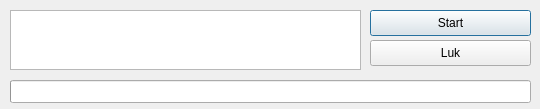
Before: the Qt Designer form buildtools/ui/get_customers_http_dialog.ui in fhdk/eordre2, drawn with Qt 5.
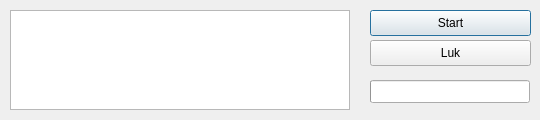
After: the same form once the commit is applied.

```diff
--- a/buildtools/ui/get_customers_http_dialog.ui
+++ b/buildtools/ui/get_customers_http_dialog.ui
@@ -7,31 +7,24 @@
                 <x>0</x>
                 <y>0</y>
                 <width>540</width>
-                <height>109</height>
+    <height>120</height>
             </rect>
         </property>
         <property name="windowTitle">
             <string>Kunde import fra server</string>
         </property>
-        <widget class="QListWidget" name="itemList">
+  <widget class="QProgressBar" name="progressBar">
             <property name="geometry">
                 <rect>
-                    <x>10</x>
-                    <y>10</y>
-                    <width>351</width>
-                    <height>60</height>
-                </rect>
-            </property>
-        </widget>
-        <widget class="QProgressBar" name="progress_bar">
-            <property name="geometry">
-                <rect>
-                    <x>10</x>
+     <x>370</x>
                     <y>80</y>
-                    <width>521</width>
+     <width>160</width>
                     <height>23</height>
                 </rect>
             </property>
+   <property name="maximum">
+    <number>1</number>
+   </property>
             <property name="value">
                 <number>0</number>
             </property>
@@ -65,6 +58,16 @@
                 <string>Luk</string>
             </property>
         </widget>
+  <widget class="QTextBrowser" name="log">
+   <property name="geometry">
+    <rect>
+     <x>10</x>
+     <y>10</y>
+     <width>340</width>
+     <height>100</height>
+    </rect>
+   </property>
+  </widget>
     </widget>
     <resources/>
     <connections/>
```
Lines whose indentation alone changed are shown as unchanged.
